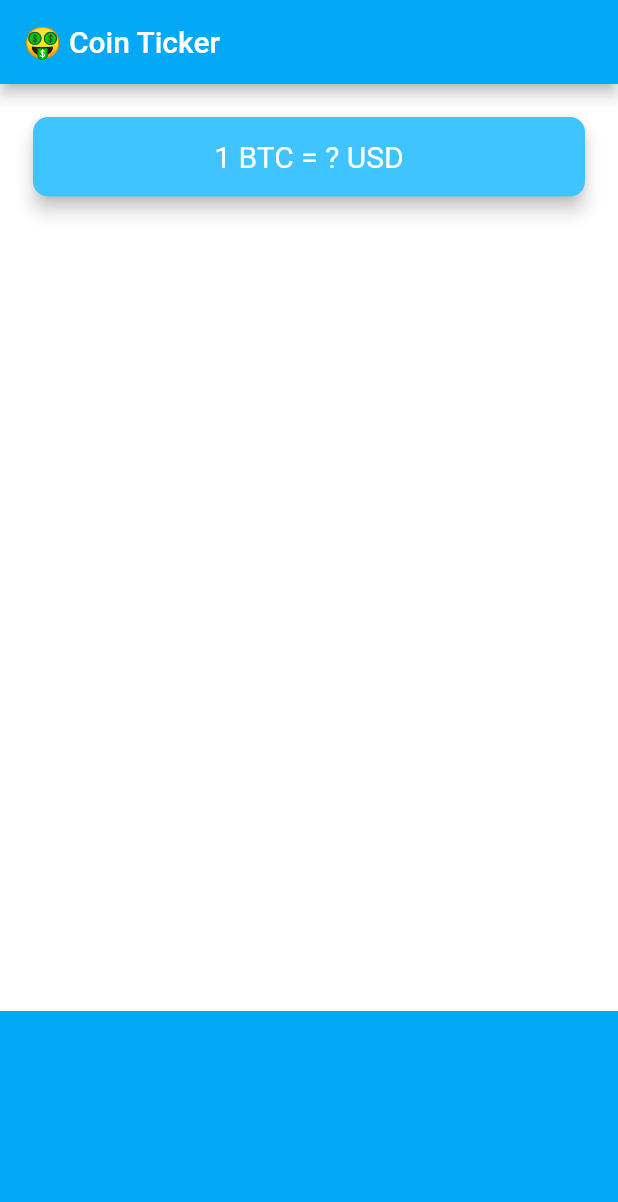
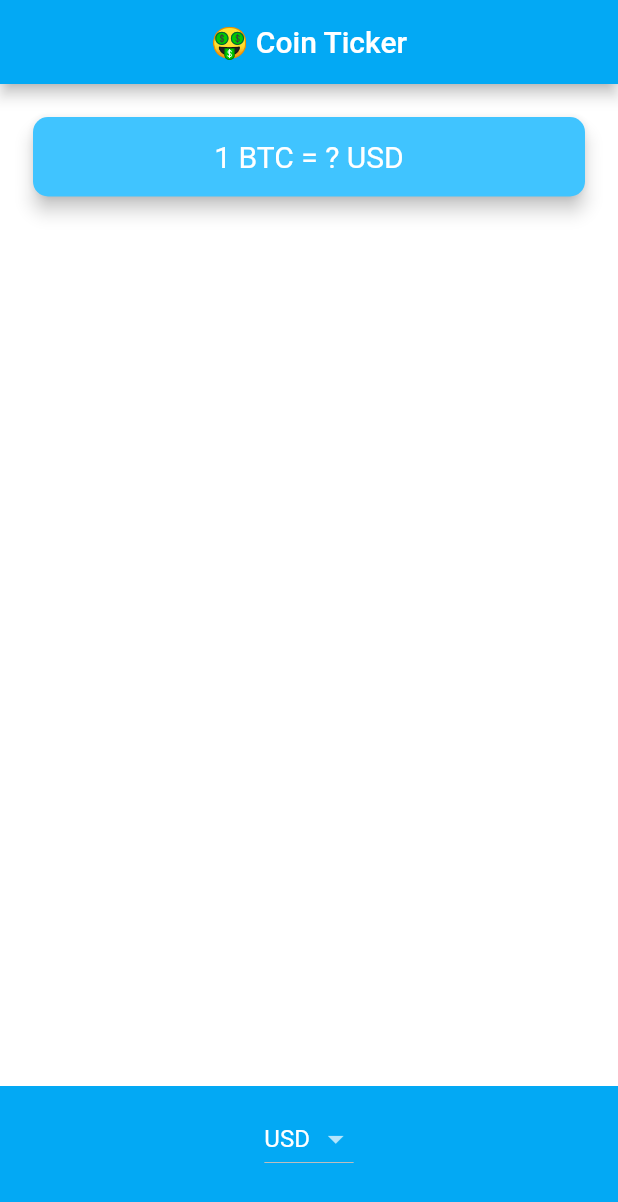
Before and after one commit to Z1Ranger/Bitcoin-Ticker, a Flutter app: the screen it shows after launch, on a phone screen of 412 x 824 dp. Shown: the top 1202 px of the screen. Run offline on Flutter 3.47's test engine with Material 2 defaults, Android fonts, the phone set to English and light mode, and no system bars.

Commit message:
scroll wheel functionality for accessing different currencies

```diff
--- a/lib/price_screen.dart
+++ b/lib/price_screen.dart
@@ -1,4 +1,7 @@
 import 'package:flutter/material.dart';
+import 'package:flutter/cupertino.dart';
+import 'coin_data.dart';
+import 'dart:io' show Platform;
 
 class PriceScreen extends StatefulWidget {
   @override
@@ -6,11 +9,54 @@ class PriceScreen extends StatefulWidget {
 }
 
 class _PriceScreenState extends State<PriceScreen> {
+  DropdownButton<String> getDropDownMenu() {
+    String val = 'USD';
+
+    List<DropdownMenuItem<String>> dropDownElements = [];
+    for (int i = 0; i < currenciesList.length; i++) {
+      var element = DropdownMenuItem(
+        child: Text(currenciesList[i]),
+        value: currenciesList[i],
+      );
+      dropDownElements.add(element);
+    }
+    return DropdownButton<String>(
+      value: val,
+      items: dropDownElements,
+      onChanged: (value) {
+        print(value);
+        setState(
+          () {
+            val = value;
+          },
+        );
+      },
+    );
+  }
+
+  CupertinoPicker iosDropDown() {
+    List<Widget> dropDownElements = [];
+    for (String currency in currenciesList) {
+      var element = Text(currency);
+      dropDownElements.add(element);
+    }
+
+    return CupertinoPicker(
+      backgroundColor: Colors.lightBlue,
+      itemExtent: 32,
+      onSelectedItemChanged: (selectedIndex) {
+        print(selectedIndex);
+      },
+      children: dropDownElements,
+    );
+  }
+
   @override
   Widget build(BuildContext context) {
     return Scaffold(
       appBar: AppBar(
         title: Text('🤑 Coin Ticker'),
+        centerTitle: true,
       ),
       body: Column(
         mainAxisAlignment: MainAxisAlignment.spaceBetween,
@@ -38,11 +84,11 @@ class _PriceScreenState extends State<PriceScreen> {
             ),
           ),
           Container(
-            height: 150.0,
+            height: 100.0,
             alignment: Alignment.center,
             padding: EdgeInsets.only(bottom: 30.0),
             color: Colors.lightBlue,
-            child: null,
+            child: Platform.isIOS ? iosDropDown() : getDropDownMenu(),
           ),
         ],
       ),
```
